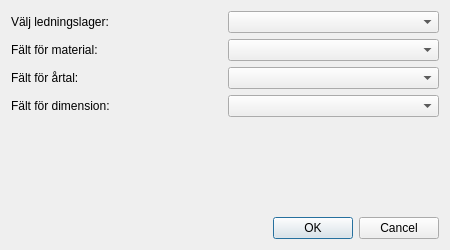
d3dm3m/reneW, file reneW/reneW_dialog_base.ui: the form before one commit.
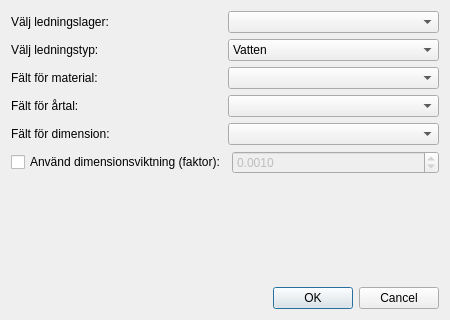
The form after the commit. Custom widgets are drawn as their Qt base class.

Commit message: feat: Implement advanced risk model with dimension weighting

```diff
--- a/reneW/reneW_dialog_base.ui
+++ b/reneW/reneW_dialog_base.ui
@@ -7,7 +7,7 @@
     <x>0</x>
     <y>0</y>
     <width>450</width>
-    <height>250</height>
+    <height>320</height>
    </rect>
   </property>
   <property name="windowTitle">
@@ -27,35 +27,83 @@
       <widget class="QgsMapLayerComboBox" name="mMapLayerComboBox"/>
      </item>
      <item row="1" column="0">
+      <widget class="QLabel" name="label_pipe_type">
+       <property name="text">
+        <string>Välj ledningstyp:</string>
+       </property>
+      </widget>
+     </item>
+     <item row="1" column="1">
+      <widget class="QComboBox" name="mComboBoxPipeType">
+       <item>
+        <property name="text">
+         <string>Vatten</string>
+        </property>
+       </item>
+       <item>
+        <property name="text">
+         <string>Avlopp</string>
+        </property>
+       </item>
+      </widget>
+     </item>
+     <item row="2" column="0">
       <widget class="QLabel" name="label_material">
        <property name="text">
         <string>Fält för material:</string>
        </property>
       </widget>
      </item>
-     <item row="1" column="1">
+     <item row="2" column="1">
       <widget class="QgsFieldComboBox" name="mFieldComboBox_material"/>
      </item>
-     <item row="2" column="0">
+     <item row="3" column="0">
       <widget class="QLabel" name="label_year">
        <property name="text">
         <string>Fält för årtal:</string>
        </property>
       </widget>
      </item>
-     <item row="2" column="1">
+     <item row="3" column="1">
       <widget class="QgsFieldComboBox" name="mFieldComboBox_year"/>
      </item>
-     <item row="3" column="0">
+     <item row="4" column="0">
       <widget class="QLabel" name="label_dimension">
        <property name="text">
         <string>Fält för dimension:</string>
        </property>
       </widget>
      </item>
-     <item row="3" column="1">
+     <item row="4" column="1">
       <widget class="QgsFieldComboBox" name="mFieldComboBox_dimension"/>
      </item>
+     <item row="5" column="0" colspan="2">
+      <layout class="QHBoxLayout" name="horizontalLayout">
+       <item>
+        <widget class="QCheckBox" name="mCheckBoxEnableDimensionWeighting">
+         <property name="text">
+          <string>Använd dimensionsviktning (faktor):</string>
+         </property>
+        </widget>
+       </item>
+       <item>
+        <widget class="QDoubleSpinBox" name="mSpinBoxDimensionFactor">
+         <property name="enabled">
+          <bool>false</bool>
+         </property>
+         <property name="decimals">
+          <number>4</number>
+         </property>
+         <property name="singleStep">
+          <double>0.0001</double>
+         </property>
+         <property name="value">
+          <double>0.0010</double>
+         </property>
+        </widget>
+       </item>
+      </layout>
+     </item>
     </layout>
    </item>
    <item>
```
The commit also changes 4 other files.
